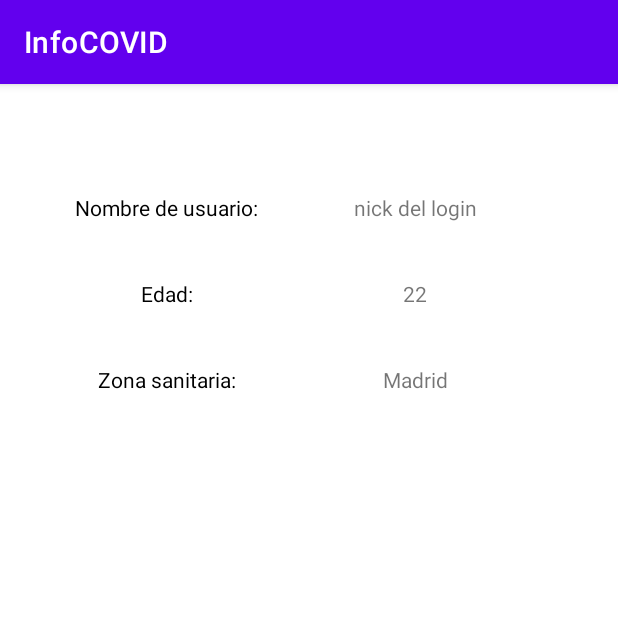
After one commit to aitorortega03/PracticaProcesos, an Android app: the fragment profileFragment shown on its own in the app's theme, on a phone screen of 412 x 824 dp, the top half of it. The commit adds this screen. Run offline under Robolectric (Android 15) with nearby library versions, the phone set to English and light mode, and no system bars.

Commit message:
Pantalla de perfil creada, falta unir el nick de la pantalla de login con el nick de la pantalla de perfil, se hace con un intent

```diff
--- a/app/src/main/java/com/example/infocovid/View/MainFragment.java
+++ b/app/src/main/java/com/example/infocovid/View/MainFragment.java
@@ -68,21 +68,23 @@ public class MainFragment extends Fragment {
 
         Button data = vista.findViewById(R.id.btnData);
         Button help = vista.findViewById(R.id.btnHelp);
+        Button profile = vista.findViewById(R.id.btnProfile);
 
         data.setOnClickListener(new View.OnClickListener() {
             @Override
-            public void onClick(View v) {
-                findNavController(v).navigate(R.id.demainADatos);
-            }
+            public void onClick(View v) { findNavController(v).navigate(R.id.demainADatos);  }
+
         });
 
         help.setOnClickListener(new View.OnClickListener() {
             @Override
-            public void onClick(View v) {
-                findNavController(v).navigate(R.id.demainAHelp);
-            }
+            public void onClick(View v) { findNavController(v).navigate(R.id.demainAHelp);  }
         });
-
+        /*
+        profile.setOnClickListener(new View.OnClickListener(){
+            public void onClick(View v) { findNavController(v).navigate(R.id.demainAPerfil);  }
+        });
+        */
         return vista;
     }
 }
--- /dev/null
+++ b/app/src/main/java/com/example/infocovid/View/profileFragment.java
@@ -0,0 +1,53 @@
+package com.example.infocovid.View;
+
+import android.os.Bundle;
+
+import androidx.fragment.app.Fragment;
+
+import android.view.LayoutInflater;
+import android.view.View;
+import android.view.ViewGroup;
+
+import com.example.infocovid.R;
+
+public class profileFragment extends Fragment {
+
+    // TODO: Rename parameter arguments, choose names that match
+    // the fragment initialization parameters, e.g. ARG_ITEM_NUMBER
+    private static final String ARG_PARAM1 = "param1";
+    private static final String ARG_PARAM2 = "param2";
+
+    // TODO: Rename and change types of parameters
+    private String mParam1;
+    private String mParam2;
+
+    public profileFragment() {
+        // Required empty public constructor
+    }
+
+    // TODO: Rename and change types and number of parameters
+    public static profileFragment newInstance(String param1, String param2) {
+        profileFragment fragment = new profileFragment();
+        Bundle args = new Bundle();
+        args.putString(ARG_PARAM1, param1);
+        args.putString(ARG_PARAM2, param2);
+        fragment.setArguments(args);
+        return fragment;
+    }
+
+    @Override
+    public void onCreate(Bundle savedInstanceState) {
+        super.onCreate(savedInstanceState);
+        if (getArguments() != null) {
+            mParam1 = getArguments().getString(ARG_PARAM1);
+            mParam2 = getArguments().getString(ARG_PARAM2);
+        }
+    }
+
+    @Override
+    public View onCreateView(LayoutInflater inflater, ViewGroup container,
+                             Bundle savedInstanceState) {
+        // Inflate the layout for this fragment
+        return inflater.inflate(R.layout.fragment_profile, container, false);
+    }
+}
--- /dev/null
+++ b/app/src/main/res/layout/fragment_profile.xml
@@ -0,0 +1,105 @@
+<?xml version="1.0" encoding="utf-8"?>
+<androidx.constraintlayout.widget.ConstraintLayout xmlns:android="http://schemas.android.com/apk/res/android"
+    xmlns:app="http://schemas.android.com/apk/res-auto"
+    xmlns:tools="http://schemas.android.com/tools"
+    android:id="@+id/frameLayout"
+    android:layout_width="match_parent"
+    android:layout_height="match_parent"
+    tools:context=".View.profileFragment">
+
+    <TextView
+        android:id="@+id/textView5"
+        android:layout_width="158dp"
+        android:layout_height="37dp"
+        android:layout_marginStart="8dp"
+        android:layout_marginLeft="8dp"
+        android:layout_marginTop="20dp"
+        android:gravity="center"
+        android:text="22"
+        app:layout_constraintEnd_toEndOf="parent"
+        app:layout_constraintHorizontal_bias="0.0"
+        app:layout_constraintStart_toEndOf="@+id/textView3"
+        app:layout_constraintTop_toBottomOf="@+id/textView2" />
+
+    <TextView
+        android:id="@+id/textView6"
+        android:layout_width="158dp"
+        android:layout_height="37dp"
+        android:layout_marginStart="8dp"
+        android:layout_marginLeft="8dp"
+        android:layout_marginTop="20dp"
+        android:gravity="center"
+        android:text="Madrid"
+        app:layout_constraintEnd_toEndOf="parent"
+        app:layout_constraintHorizontal_bias="0.0"
+        app:layout_constraintStart_toEndOf="@+id/textView4"
+        app:layout_constraintTop_toBottomOf="@+id/textView5" />
+
+    <TextView
+        android:id="@+id/textView4"
+        android:layout_width="158dp"
+        android:layout_height="37dp"
+        android:layout_centerHorizontal="true"
+        android:layout_marginStart="32dp"
+        android:layout_marginLeft="32dp"
+        android:layout_marginTop="20dp"
+        android:gravity="center"
+        android:text="Zona sanitaria:"
+        android:textColor="#000000"
+        app:layout_constraintStart_toStartOf="parent"
+        app:layout_constraintTop_toBottomOf="@+id/textView3" />
+
+    <TextView
+        android:id="@+id/textView3"
+        android:layout_width="158dp"
+        android:layout_height="37dp"
+        android:layout_centerHorizontal="true"
+        android:layout_marginStart="32dp"
+        android:layout_marginLeft="32dp"
+        android:layout_marginTop="20dp"
+        android:gravity="center"
+        android:text="Edad:"
+        android:textColor="#000000"
+        app:layout_constraintStart_toStartOf="parent"
+        app:layout_constraintTop_toBottomOf="@+id/textView" />
+
+    <ImageView
+        android:id="@+id/profileImage"
+        android:layout_width="wrap_content"
+        android:layout_height="wrap_content"
+        android:layout_marginTop="36dp"
+        android:contentDescription="TODO"
+        app:layout_constraintEnd_toEndOf="parent"
+        app:layout_constraintStart_toStartOf="parent"
+        app:layout_constraintTop_toTopOf="parent"
+        tools:src="@tools:sample/avatars" />
+
+    <TextView
+        android:id="@+id/textView"
+        android:layout_width="158dp"
+        android:layout_height="37dp"
+        android:layout_centerHorizontal="true"
+        android:layout_marginStart="32dp"
+        android:layout_marginLeft="32dp"
+        android:layout_marginTop="28dp"
+        android:gravity="center"
+        android:text="Nombre de usuario:"
+        android:textColor="#000000"
+        app:layout_constraintStart_toStartOf="parent"
+        app:layout_constraintTop_toBottomOf="@+id/profileImage" />
+
+    <TextView
+        android:id="@+id/textView2"
+        android:layout_width="158dp"
+        android:layout_height="37dp"
+        android:layout_marginStart="8dp"
+        android:layout_marginLeft="8dp"
+        android:layout_marginTop="28dp"
+        android:gravity="center"
+        android:text="nick del login"
+        app:layout_constraintEnd_toEndOf="parent"
+        app:layout_constraintHorizontal_bias="0.0"
+        app:layout_constraintStart_toEndOf="@+id/textView"
+        app:layout_constraintTop_toBottomOf="@+id/profileImage" />
+
+</androidx.constraintlayout.widget.ConstraintLayout>
--- a/app/src/main/res/values/strings.xml
+++ b/app/src/main/res/values/strings.xml
@@ -1,7 +1,5 @@
 <resources>
     <string name="app_name">InfoCOVID</string>
-    <!-- TODO: Remove or change this placeholder text -->
-    <string name="hello_blank_fragment">Hello blank fragment</string>
     <string name="data_button">DATOS</string>
     <string name="profile_button">PERFIL</string>
     <string name="help_button">AYUDA</string>
```
